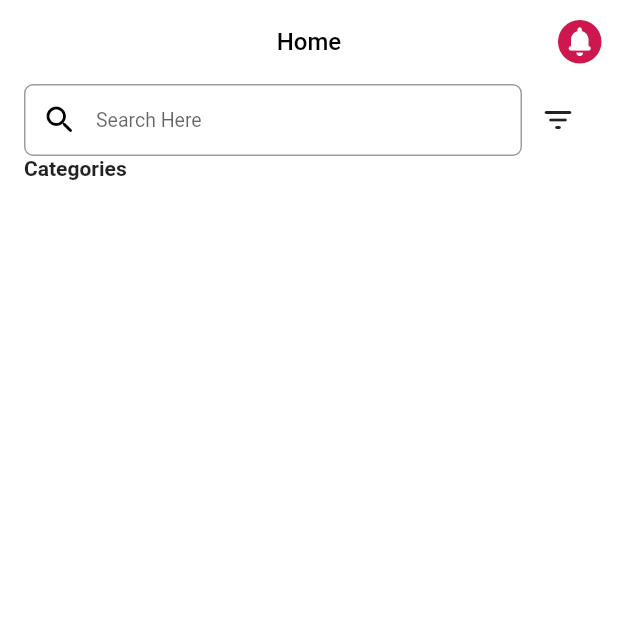
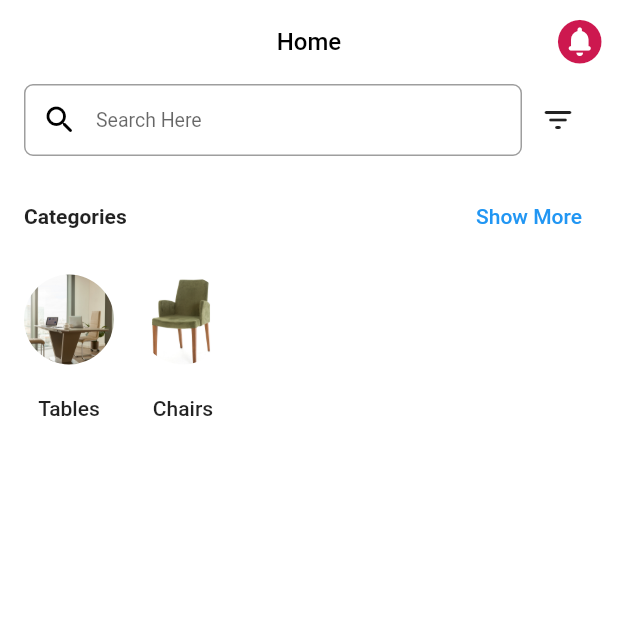
Before and after one commit to abdelillah-tam/FurT, a Flutter app: the HomeView screen opened directly, on a phone screen of 412 x 824 dp, the top half of it. Run offline on Flutter 3.47's test engine with Material 2 defaults, Android fonts, the phone set to English and light mode, and no system bars; our stand-ins replace bloc, equatable, firebase_auth, firebase_core, flutter_bloc; accounts and stored records are empty.

Commit message:
Edited home

```diff
--- /dev/null
+++ b/lib/views/home/CategoryItemView.dart
@@ -0,0 +1,135 @@
+import 'package:flutter/material.dart';
+
+class CategoryItemView extends StatelessWidget {
+  const CategoryItemView(
+      {Key? key, required this.categoryTitle, required this.categoryImagePath})
+      : super(key: key);
+
+  final String categoryTitle;
+  final String categoryImagePath;
+
+  @override
+  Widget build(BuildContext context) {
+    final double height = MediaQuery.of(context).size.height;
+    return Column(
+      children: [
+        Container(
+          height: (height >= 480 && height < 720
+              ? 60.0
+              : 70.0),
+          width: (height >= 480 && height < 720
+              ? 60.0
+              : 70.0),
+          decoration: BoxDecoration(
+            shape: BoxShape.circle,
+            image: DecorationImage(
+              image: AssetImage(categoryImagePath),
+              fit: BoxFit.cover
+            ),
+          ),
+        ),
+        Padding(
+          padding: const EdgeInsets.only(top:16.0),
+          child: Text(categoryTitle, style: const TextStyle(fontWeight: FontWeight.w500),),
+        ),
+      ],
+    );
+  }
+}
+
+
+/*
+SizedBox(
+height: (height >= 480 && height < 720 ? 90.0 : 110.0),
+child: GridView.count(
+crossAxisCount: 5,
+childAspectRatio: 0.6,
+shrinkWrap: true,
+children: const [
+Padding(
+padding: EdgeInsets.only(right: 16.0),
+child: CategoryItemView(
+categoryTitle: 'Tables',
+categoryImagePath: 'assets/tables.jpg'),
+),
+Padding(
+padding: EdgeInsets.only(right: 16.0),
+child: CategoryItemView(
+categoryTitle: 'Chairs',
+categoryImagePath: 'assets/chairs.jpg'),
+),
+Padding(
+padding: EdgeInsets.only(right: 16.0),
+child: CategoryItemView(
+categoryTitle: 'Sofas',
+categoryImagePath: 'assets/sofas.jpg'),
+),
+Padding(
+padding: EdgeInsets.only(right: 16.0),
+child: CategoryItemView(
+categoryTitle: 'Bed',
+categoryImagePath: 'assets/bed.jpg'),
+),
+Padding(
+padding: EdgeInsets.only(right: 16.0),
+child: CategoryItemView(
+categoryTitle: 'Dresser',
+categoryImagePath: 'assets/dresser.jpg'),
+),
+Padding(
+padding: EdgeInsets.only(right: 16.0),
+child: CategoryItemView(
+categoryTitle: 'Dresser',
+categoryImagePath: 'assets/dresser.jpg'),
+),
+Padding(
+padding: EdgeInsets.only(right: 16.0),
+child: CategoryItemView(
+categoryTitle: 'Dresser',
+categoryImagePath: 'assets/dresser.jpg'),
+),
+Padding(
+padding: EdgeInsets.only(right: 16.0),
+child: CategoryItemView(
+categoryTitle: 'Dresser',
+categoryImagePath: 'assets/dresser.jpg'),
+),
+Padding(
+padding: EdgeInsets.only(right: 16.0),
+child: CategoryItemView(
+categoryTitle: 'Dresser',
+categoryImagePath: 'assets/dresser.jpg'),
+),
+Padding(
+padding: EdgeInsets.only(right: 16.0),
+child: CategoryItemView(
+categoryTitle: 'Dresser',
+categoryImagePath: 'assets/dresser.jpg'),
+),
+Padding(
+padding: EdgeInsets.only(right: 16.0),
+child: CategoryItemView(
+categoryTitle: 'Dresser',
+categoryImagePath: 'assets/dresser.jpg'),
+),
+Padding(
+padding: EdgeInsets.only(right: 16.0),
+child: CategoryItemView(
+categoryTitle: 'Dresser',
+categoryImagePath: 'assets/dresser.jpg'),
+),
+Padding(
+padding: EdgeInsets.only(right: 16.0),
+child: CategoryItemView(
+categoryTitle: 'Dresser',
+categoryImagePath: 'assets/dresser.jpg'),
+),
+Padding(
+padding: EdgeInsets.only(right: 16.0),
+child: CategoryItemView(
+categoryTitle: 'Dresser',
+categoryImagePath: 'assets/dresser.jpg'),
+),
+],
+),
+),*/
--- a/lib/views/home/HomeView.dart
+++ b/lib/views/home/HomeView.dart
@@ -2,6 +2,7 @@ import 'package:flutter/material.dart';
 import 'package:furt/views/AccountView.dart';
 import 'package:furt/views/CartView.dart';
 import 'package:furt/views/Favourite.dart';
+import 'package:furt/views/home/CategoryItemView.dart';
 import 'package:furt/views/home/Destination.dart';
 
 class MainView extends StatefulWidget {
@@ -77,11 +78,34 @@ class HomeView extends StatefulWidget {
   State<HomeView> createState() => _HomeViewState();
 }
 
+class Category {
+  final String title;
+  bool exp;
+
+  Category({required this.title, required this.exp});
+}
+
 class _HomeViewState extends State<HomeView> {
   late final TextEditingController _searchController;
+  late List<CategoryItemView> categories;
+
+  int _size = 2;
+  bool showMore = false;
 
   @override
   void initState() {
+    categories = [
+      const CategoryItemView(
+          categoryTitle: 'Tables', categoryImagePath: 'assets/tables.jpg'),
+      const CategoryItemView(
+          categoryTitle: 'Chairs', categoryImagePath: 'assets/chairs.jpg'),
+      const CategoryItemView(
+          categoryTitle: 'Sofas', categoryImagePath: 'assets/sofas.jpg'),
+      const CategoryItemView(
+          categoryTitle: 'Bed', categoryImagePath: 'assets/bed.jpg'),
+      const CategoryItemView(
+          categoryTitle: 'Dresser', categoryImagePath: 'assets/dresser.jpg'),
+    ];
     _searchController = TextEditingController();
     super.initState();
   }
@@ -152,15 +176,51 @@ class _HomeViewState extends State<HomeView> {
                 ],
               ),
             ),
-            const Align(
-              alignment: Alignment.topLeft,
-              child: Text(
-                'Categories',
-                style: TextStyle(fontWeight: FontWeight.bold),
+            Padding(
+              padding: EdgeInsets.only(top: 16.0),
+              child: Align(
+                alignment: Alignment.topLeft,
+                child: Row(
+                  mainAxisAlignment: MainAxisAlignment.spaceBetween,
+                  children: [
+                    const Text(
+                      'Categories',
+                      style: TextStyle(fontWeight: FontWeight.bold),
+                    ),
+                    TextButton(
+                      onPressed: () {
+                        setState(() {
+                          showMore = showMore ? false : true;
+                          _size = showMore ? categories.length : 2;
+                        });
+                      },
+                      child: Text(showMore ? 'Show Less' : 'Show More'),
+                    ),
+                  ],
+                ),
               ),
             ),
-            Align(
-            )
+            Padding(
+              padding: const EdgeInsets.only(top: 10.0),
+              child: Align(
+                  alignment: Alignment.topLeft,
+                  child: Wrap(
+                    children: [
+                      GridView.count(
+                        crossAxisCount: 5,
+                        childAspectRatio: 0.6,
+                        shrinkWrap: true,
+                        children: List.generate(
+                          _size,
+                          (index) => Padding(
+                            padding: const EdgeInsets.only(right: 16.0),
+                            child: categories[index],
+                          ),
+                        ),
+                      ),
+                    ],
+                  )),
+            ),
           ],
         ),
       ),
```
Also changed, not shown: pubspec.yaml (+6 -3 lines), assets/bed.jpg (added), assets/chairs.jpg (added), assets/dresser.jpg (added), assets/sofas.jpg (added), assets/tables.jpg (added).
